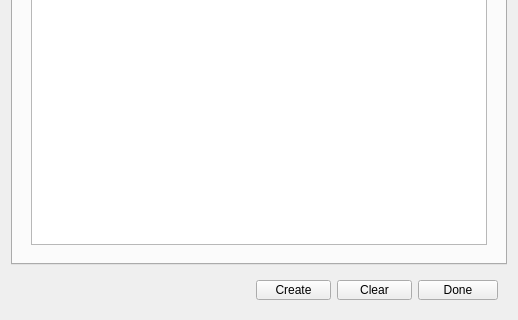
The window that gui/newscenario.ui (petermbach/urbanbeats-pss) describes before a commit, drawn with Qt 5; both pictures show x 0 to 518 and y 280 to 600 of the 518 by 600 pixel window.
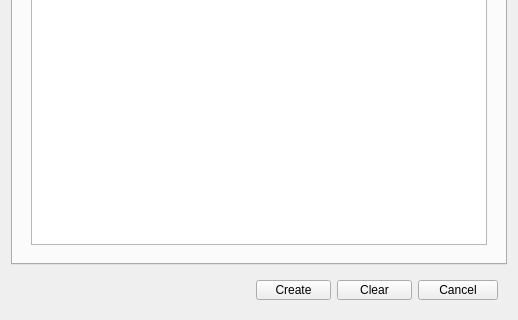
The same window after the commit. Icons and pictures are not drawn.

Patch:
```diff
--- a/gui/newscenario.ui
+++ b/gui/newscenario.ui
@@ -1033,7 +1033,7 @@
       <item>
        <widget class="QPushButton" name="done_button">
         <property name="text">
-         <string>Done</string>
+         <string>Cancel</string>
         </property>
        </widget>
       </item>
```
Left out of the diff: 23 changed lines with no effect on the pictures.
